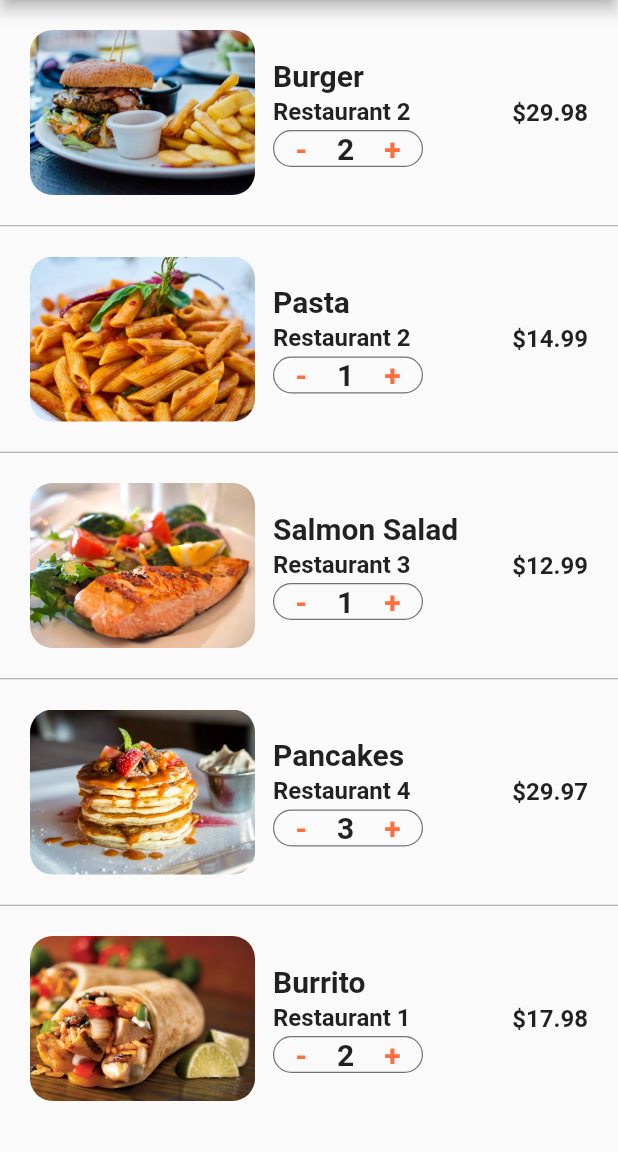
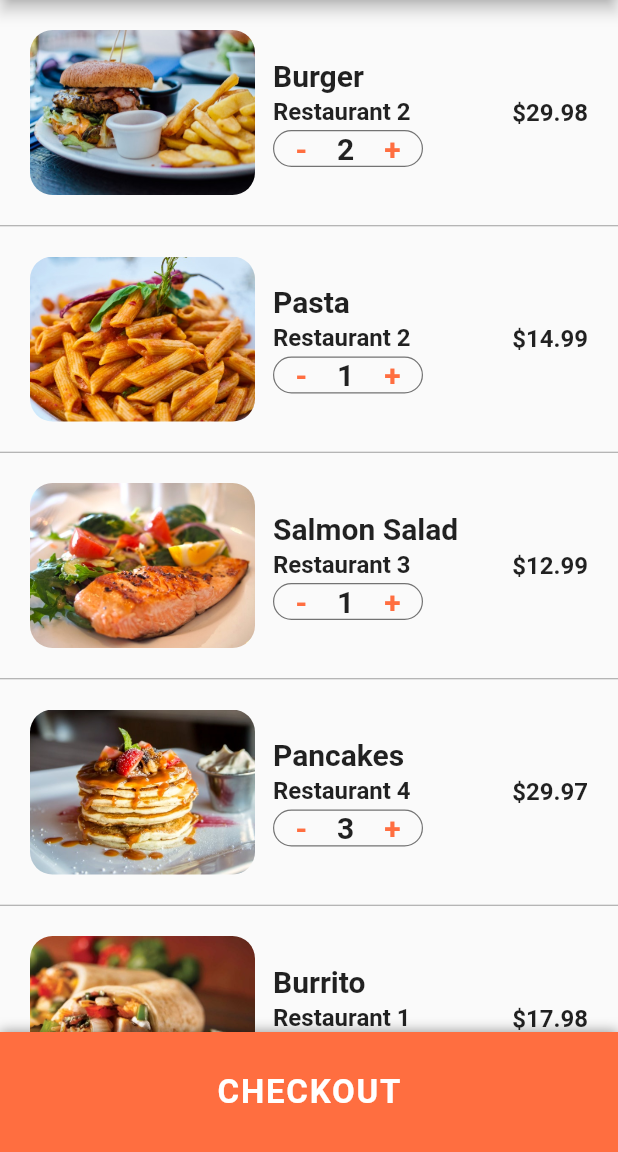
Before and after one commit to TechiePhil/food_delivery, a Flutter app: the CartScreen screen opened directly, on a phone screen of 412 x 824 dp, the part 84-1236 px from its top. Run offline on Flutter 3.47's test engine with Material 2 defaults, Android fonts, the phone set to English and light mode, and no system bars.

Commit message:
updated the home screen. replaced the textbutton for the cart screen with a cart icon, overlaid with number of items in the cart. also, the final piece of the cart screen (the check out bottomsheet) was built.

```diff
--- a/lib/screens/cart_screen.dart
+++ b/lib/screens/cart_screen.dart
@@ -13,18 +13,103 @@ class CartScreen extends StatefulWidget {
 class CartScreenState extends State<CartScreen> {
   @override
   Widget build(BuildContext context) {
+    double totalPrice = 0;
+    currentUser.cart.forEach((Order order) {
+     totalPrice += order.quantity + order.food.price;
+    });
+
     return Scaffold(
       appBar: AppBar(
         title: Text('Cart (${currentUser.cart.length})'),
       ),
       body: ListView.separated(
-        itemCount: currentUser.cart.length,
+        itemCount: currentUser.cart.length + 1,
         itemBuilder: (BuildContext context, int index) {
-          return _buildCartItem(currentUser.cart[index]);
+          if (index < currentUser.cart.length) {
+            return _buildCartItem(currentUser.cart[index]);
+          }
+
+          return Padding(
+            padding: EdgeInsets.all(20),
+            child: Column(
+              children: <Widget>[
+                Row(
+                  mainAxisAlignment: MainAxisAlignment.spaceBetween,
+                  children: <Widget>[
+                    Text(
+                      'Estimated Delivery Time:',
+                      style: TextStyle(
+                        fontSize: 20,
+                        fontWeight: FontWeight.w600,
+                      ),
+                    ),
+                    Text(
+                      '25 min',
+                      style: TextStyle(
+                        fontSize: 20,
+                        fontWeight: FontWeight.w600,
+                      ),
+                    )
+                  ]
+                ),
+                SizedBox(height: 5),
+                Row(
+                  mainAxisAlignment: MainAxisAlignment.spaceBetween,
+                  children: <Widget>[
+                    Text(
+                      'Total Cost:',
+                      style: TextStyle(
+                        fontSize: 20,
+                        fontWeight: FontWeight.w600,
+                      ),
+                    ),
+                    Text(
+                      '\$${totalPrice.toStringAsFixed(2)}',
+                      style: TextStyle(
+                        fontSize: 20,
+                        fontWeight: FontWeight.w600,
+                        color: Colors.green[700],
+                      ),
+                    )
+                  ]
+                ),
+                SizedBox(height: 70),
+              ]
+            ),
+          );
         },
         separatorBuilder: (BuildContext context, int index) {
           return Divider(height: 1, color: Colors.grey);
         }
+      ),
+      bottomSheet: Container(
+        height: 80,
+        width: MediaQuery.of(context).size.width,
+        decoration: BoxDecoration(
+          color: Theme.of(context).primaryColor,
+          boxShadow: <BoxShadow>[
+            BoxShadow(
+              color: Colors.black38,
+              offset: Offset(0, -1),
+              blurRadius: 6
+            ),
+          ]
+        ),
+        child: Center(
+          child: TextButton(
+            child: Text(
+              'CHECKOUT',
+              style: TextStyle(
+                color: Colors.white,
+                fontSize: 22,
+                fontWeight: FontWeight.bold,
+                letterSpacing: 1.2,
+              )
+            ),
+
+            onPressed: () {}
+          ),
+        )
       ),
     );
   }
```
Also changed, not shown: lib/screens/home_screen.dart (+33 -7 lines).
